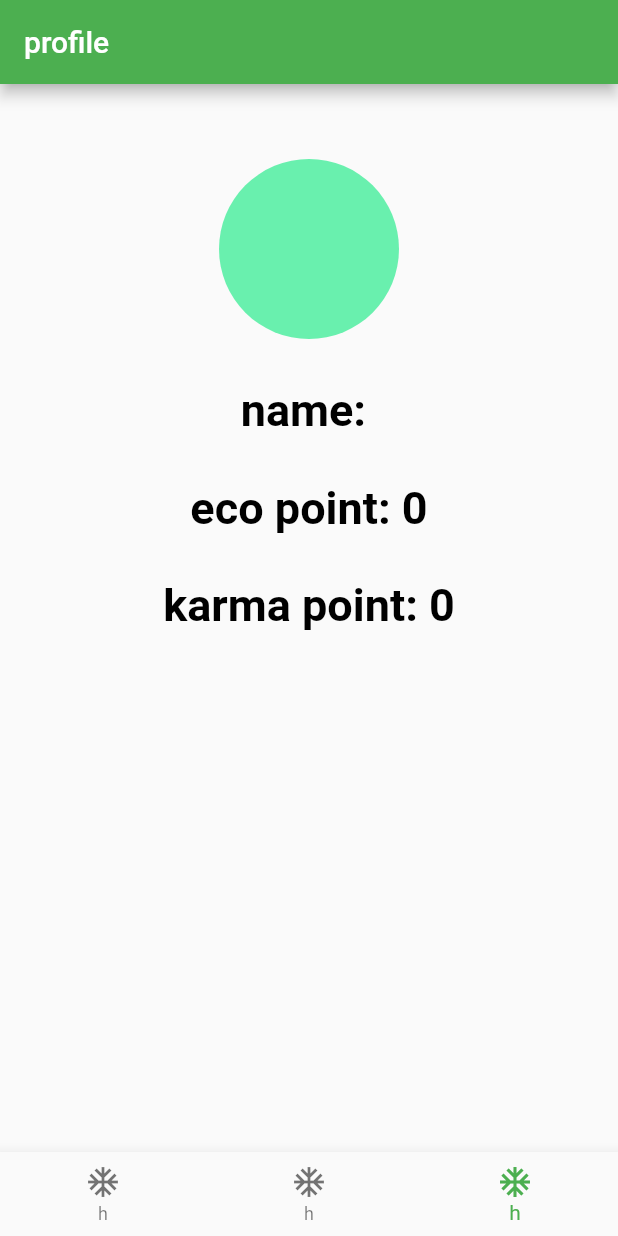
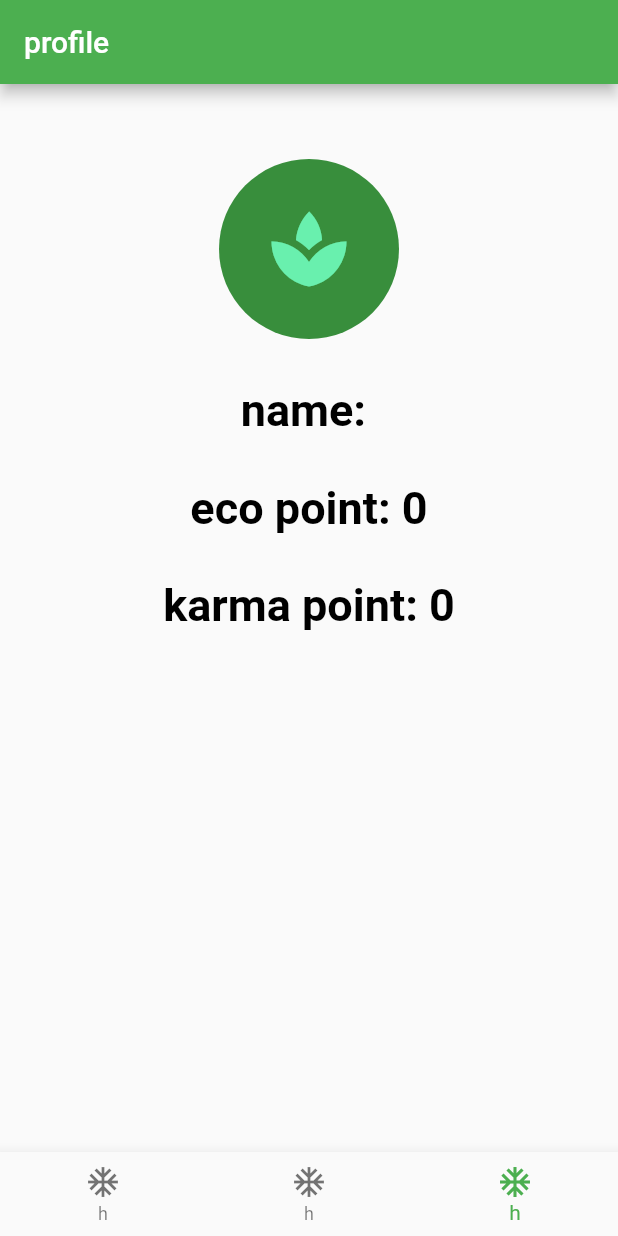
Before and after one commit to kmgk/flutter_hack_20, a Flutter app: the screen it shows once a user with an empty profile is signed in, item 3 of the bottom bar chosen, on a phone screen of 412 x 824 dp. Run offline on Flutter 3.47's test engine with Material 2 defaults, Android fonts, the phone set to English and light mode, and no system bars; our stand-ins replace cloud_firestore, firebase_auth; accounts and stored records are empty.

Commit message:
add green circle to icon in profile page

```diff
--- a/lib/view/profile/profile_page.dart
+++ b/lib/view/profile/profile_page.dart
@@ -18,8 +18,13 @@ class ProfilePage extends StatelessWidget {
           const CircleAvatar(
             //ここをクリックした時に更新するメソッドを作る。
             // backgroundImage: ,
+            child: Icon(
+              Icons.spa,
+              color: Colors.greenAccent,
+              size: 60.0,
+            ),
             radius: 60.0,
-            backgroundColor: Colors.greenAccent,
+            // backgroundColor: Colors.greenAccent,
           ),
           const SizedBox(height: 30.0),
           Center(
```
